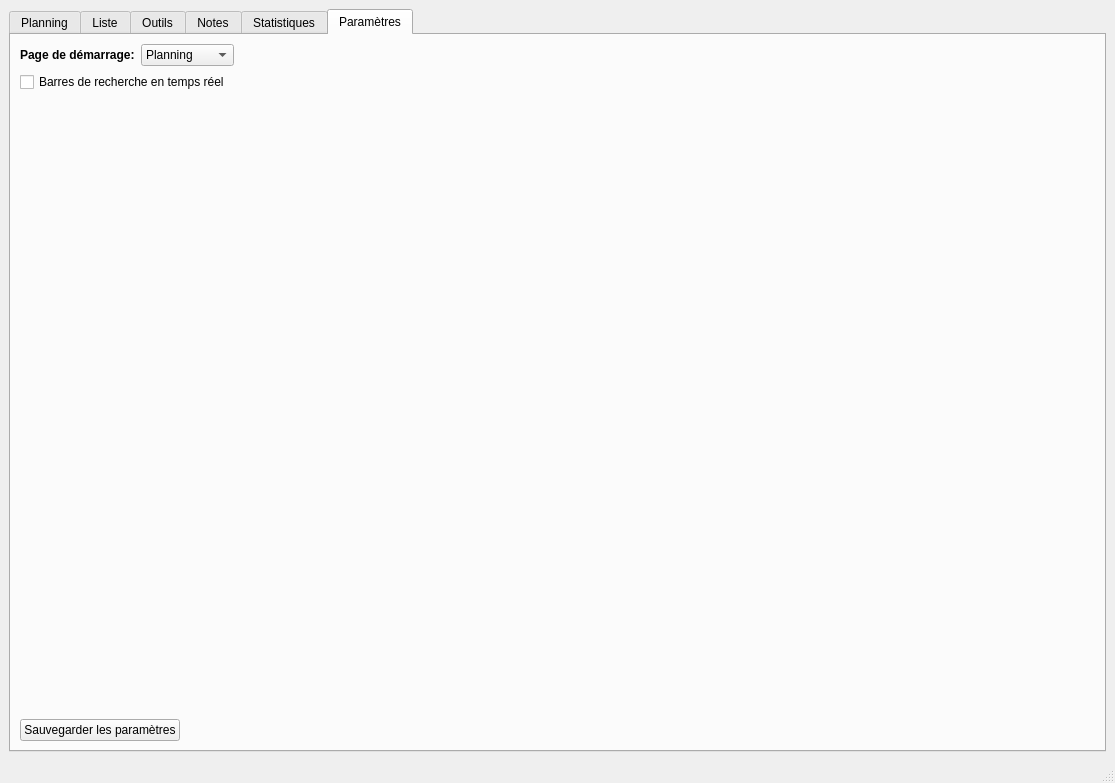
Old version of the form ressources/MainWindow.ui in the repository seigneurfuo/MyAnimeManager2.
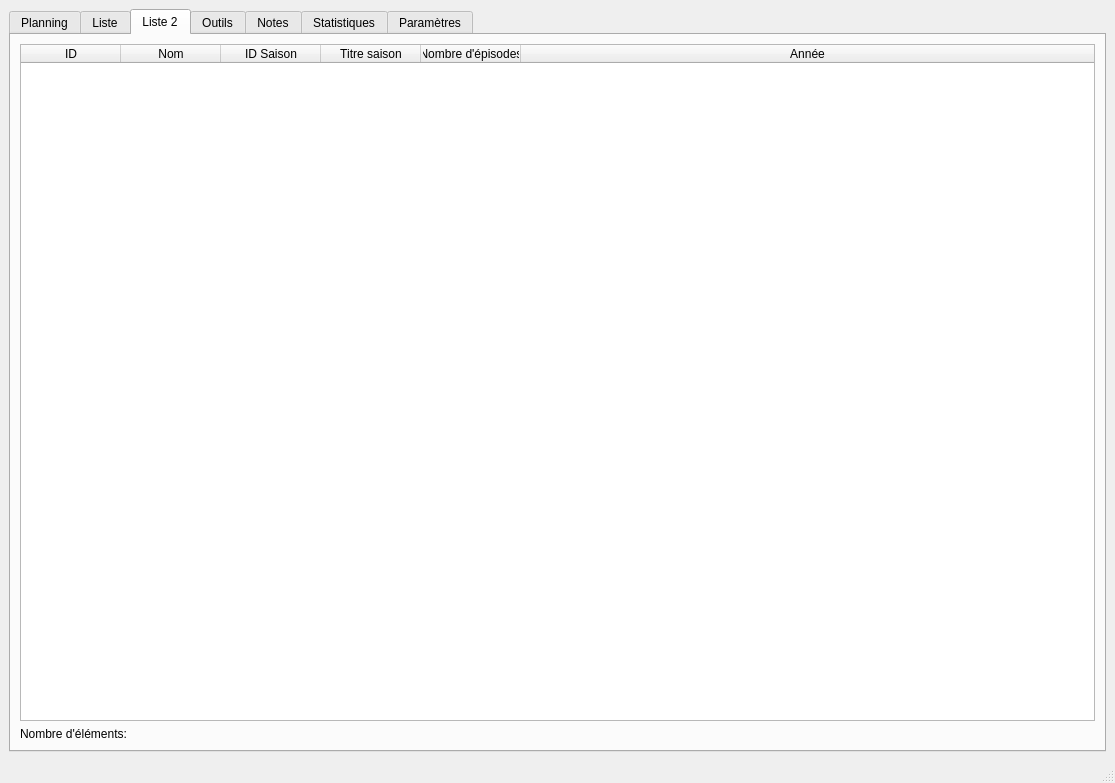
New version of the form. The open tabs and pages were chosen to show the change. Icons and pictures are not drawn.

Commit message: Ajout d'une nouvelle liste simple. Les tris arriverons plus tard.

What changed in the file:
```diff
--- a/ressources/MainWindow.ui
+++ b/ressources/MainWindow.ui
@@ -1494,6 +1494,67 @@
         </item>
        </layout>
       </widget>
+      <widget class="QWidget" name="tab_7">
+       <attribute name="icon">
+        <iconset>
+         <normaloff>icons/application-view-list.ico</normaloff>icons/application-view-list.ico</iconset>
+       </attribute>
+       <attribute name="title">
+        <string>Liste 2</string>
+       </attribute>
+       <layout class="QGridLayout" name="gridLayout_4">
+        <item row="0" column="0">
+         <widget class="QTableWidget" name="full_list_table">
+          <property name="selectionMode">
+           <enum>QAbstractItemView::NoSelection</enum>
+          </property>
+          <property name="selectionBehavior">
+           <enum>QAbstractItemView::SelectRows</enum>
+          </property>
+          <attribute name="horizontalHeaderStretchLastSection">
+           <bool>true</bool>
+          </attribute>
+          <column>
+           <property name="text">
+            <string>ID</string>
+           </property>
+          </column>
+          <column>
+           <property name="text">
+            <string>Nom</string>
+           </property>
+          </column>
+          <column>
+           <property name="text">
+            <string>ID Saison</string>
+           </property>
+          </column>
+          <column>
+           <property name="text">
+            <string>Titre saison</string>
+           </property>
+          </column>
+          <column>
+           <property name="text">
+            <string>Nombre d'épisodes</string>
+           </property>
+          </column>
+          <column>
+           <property name="text">
+            <string>Année</string>
+           </property>
+          </column>
+         </widget>
+        </item>
+        <item row="1" column="0">
+         <widget class="QLabel" name="label_40">
+          <property name="text">
+           <string>Nombre d'éléments: </string>
+          </property>
+         </widget>
+        </item>
+       </layout>
+      </widget>
       <widget class="QWidget" name="tab_3">
        <attribute name="icon">
         <iconset>
```
Left out of the diff: 15 changed lines with no effect on the pictures. The commit also changes 2 other files.
